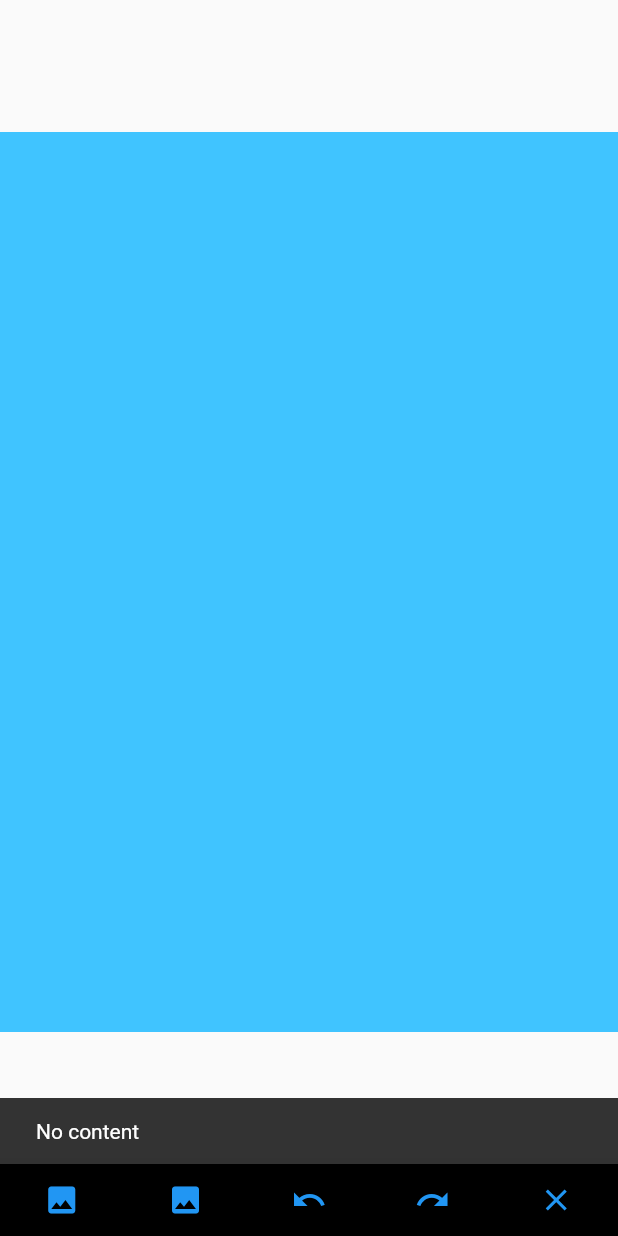
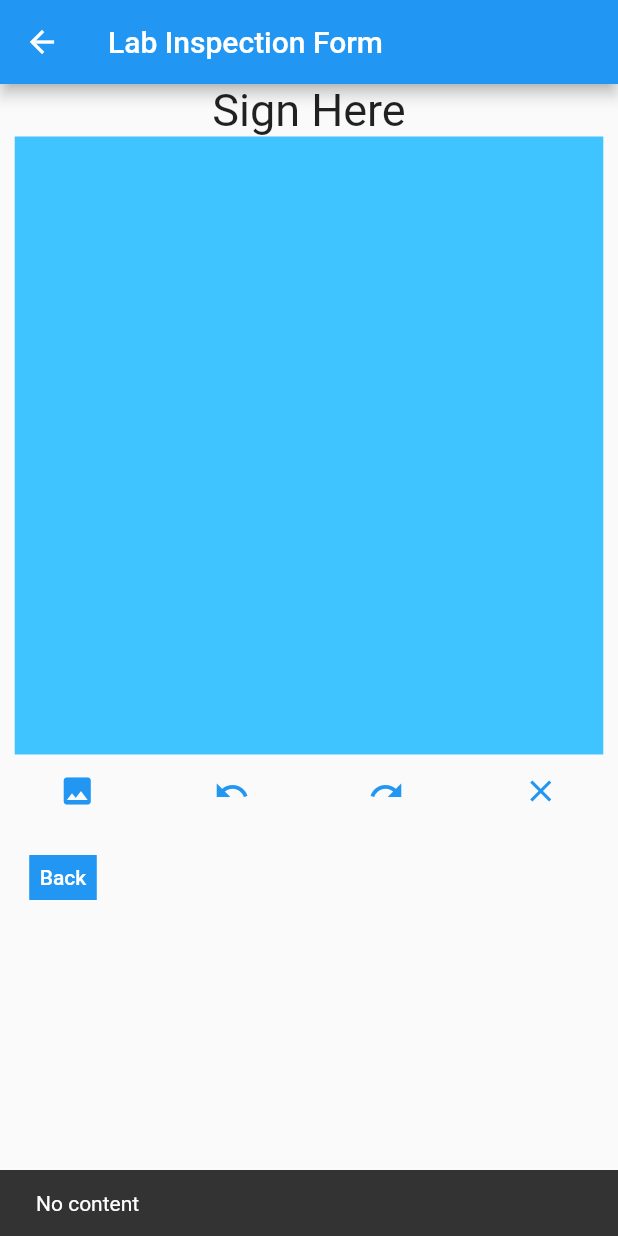
Before and after one commit to rhinroy2001/Event-Recorder, a Flutter app: the SignatureForm screen opened directly, after a tap on the "image" icon, on a phone screen of 412 x 824 dp. Run offline on Flutter 3.47's test engine with Material 2 defaults, Android fonts, the phone set to English and light mode, and no system bars; drawn by our look-alikes of signature; our stand-ins replace firebase_core, firebase_storage, flutter_svg, image_picker; accounts and stored records are empty.

Commit message:
Edited signature page

```diff
--- a/lib/labInspectionForm/signature.dart
+++ b/lib/labInspectionForm/signature.dart
@@ -1,8 +1,12 @@
 import 'dart:developer';
+import 'dart:io';
+import 'package:firebase_storage/firebase_storage.dart';
 import 'package:flutter/foundation.dart';
 import 'package:flutter/material.dart';
 import 'package:signature/signature.dart';
 import 'package:flutter_svg/svg.dart';
+import 'package:image_picker/image_picker.dart';
+import 'package:path/path.dart';
 import 'package:event_recorder/labInspectionForm/utility.dart';
 
 class MyApp extends StatelessWidget {
@@ -35,7 +39,7 @@ class SignatureState extends State<SignatureForm> {
 
   final SignatureController _controller = SignatureController(
     penStrokeWidth: 5,
-    penColor: Colors.red,
+    penColor: Colors.black,
     exportBackgroundColor: Colors.blue,
     onDrawStart: () => log('onDrawStart called'),
     onDrawEnd: () => log('onDrawEnd called'),
@@ -54,6 +58,8 @@ class SignatureState extends State<SignatureForm> {
   }
 
   Future<void> exportImage(BuildContext context) async {
+    final firebaseStorage = FirebaseStorage.instance;
+    String signatureUrl = '';
     if (_controller.isEmpty) {
       ScaffoldMessenger.of(context).showSnackBar(const SnackBar(
         key: Key('snackbarPNG'),
@@ -62,24 +68,18 @@ class SignatureState extends State<SignatureForm> {
       return;
     }
 
-    final Uint8List? data =
-        await _controller.toPngBytes(height: 1000, width: 1000);
-    if (data == null) {
+    var image = await _controller.toPngBytes(height: 1000, width: 1000);
+    if (image == null) {
       return;
     }
     if (!mounted) return;
 
-    await push(
-        context,
-        Scaffold(
-            appBar: AppBar(
-              title: const Text('PNG Image'),
-            ),
-            body: Center(
-                child: Container(
-              color: Colors.grey[300],
-              child: Image.memory(data),
-            ))));
+    var snapshot =
+        await firebaseStorage.ref().child('signature').putData(image);
+    var downloadUrl = await snapshot.ref.getDownloadURL();
+    setState(() {
+      signatureUrl = downloadUrl;
+    });
   }
 
   Future<void> exportSVG(BuildContext context) async {
@@ -110,32 +110,54 @@ class SignatureState extends State<SignatureForm> {
 
   @override
   Widget build(BuildContext context) {
+    //var orientation = MediaQuery.of(context).orientation;
+    var size = MediaQuery.of(context).size;
+    var height = size.height;
+    var width = size.width;
     return Scaffold(
-      body: Form(
+        appBar: AppBar(title: const Text('Lab Inspection Form')),
+        body: Column(children: <Widget>[
+          Title(
+            color: Colors.lightBlueAccent,
+            child: Text('Sign Here', style: TextStyle(fontSize: 30)),
+          ),
+          Form(
               key: _formKey,
-          child: Signature(
+              child: OrientationBuilder(builder: (context, orientation) {
+                return Signature(
+                  controller: _controller,
                   key: const Key('signature'),
-            controller: _controller,
-            width: 1000,
-            height: 600,
+                  width: orientation == Orientation.portrait
+                      ? width / 1.05
+                      : width / 1.05,
+                  height: orientation == Orientation.portrait
+                      ? height / 2
+                      : height / 2,
                   backgroundColor: Colors.lightBlueAccent,
+                );
+              }
+                  // child: orientation == Orientation.portrait
+                  //     ? Signature(
+                  //         key: const Key('signature'),
+                  //         controller: _controller,
+                  //         width: width / 1.05,
+                  //         height: height / 2,
+                  //         backgroundColor: Colors.lightBlueAccent,
+                  //       )
+                  //     : Signature(
+                  //         key: const Key('signature'),
+                  //         controller: _controller,
+                  //         width: width / 1.05,
+                  //         height: height / 2,
+                  //         backgroundColor: Colors.lightBlueAccent,
+                  //       ),
                   )),
-      bottomNavigationBar: BottomAppBar(
-          child: Container(
-              decoration: const BoxDecoration(color: Colors.black),
-              child: Row(
+          Row(
             mainAxisAlignment: MainAxisAlignment.spaceAround,
             mainAxisSize: MainAxisSize.max,
             children: <Widget>[
               IconButton(
                 key: const Key('exportPNG'),
-                    icon: const Icon(Icons.image),
-                    color: Colors.blue,
-                    onPressed: () => exportImage(context),
-                    tooltip: 'Export Image',
-                  ),
-                  IconButton(
-                    key: const Key('exportSVG'),
                 icon: const Icon(Icons.image),
                 color: Colors.blue,
                 onPressed: () => exportImage(context),
@@ -166,12 +188,23 @@ class SignatureState extends State<SignatureForm> {
                 tooltip: 'Clear',
               )
             ],
-              ))),
-    );
+          ),
+          Column(
+            children: [
+              Padding(
+                padding:
+                    const EdgeInsets.symmetric(horizontal: 10, vertical: 10),
+                child: Buttons(),
+              ),
+            ],
+          )
+        ]));
   }
 }
 
 class BackButton extends StatelessWidget {
+  const BackButton({super.key});
+
   @override
   Widget build(BuildContext context) {
     return TextButton(
@@ -189,3 +222,39 @@ class BackButton extends StatelessWidget {
     );
   }
 }
+
+// class NextButton extends StatelessWidget {
+//   @override
+//   Widget build(BuildContext context) {
+//     return TextButton(
+//       onPressed: () {
+//         Navigator.push(
+//             // will work with signsPostings.dart
+//             context,
+//             MaterialPageRoute(
+//                 builder: (context) => const (title: "")));
+//       },
+//       child: Container(
+//         color: Colors.blue,
+//         padding: const EdgeInsets.symmetric(vertical: 7, horizontal: 8),
+//         child: const Text(
+//           "Done",
+//           style: TextStyle(color: Colors.white),
+//         ),
+//       ),
+//     );
+//   }
+// }
+
+class Buttons extends StatelessWidget {
+  @override
+  Widget build(BuildContext context) {
+    return Container(
+        child: Row(children: [
+      BackButton(),
+      SizedBox(width: 20),
+      // SizedBox(width: 20),
+      // NextButton(),
+    ]));
+  }
+}
```
Lines whose indentation alone changed are shown as unchanged.
